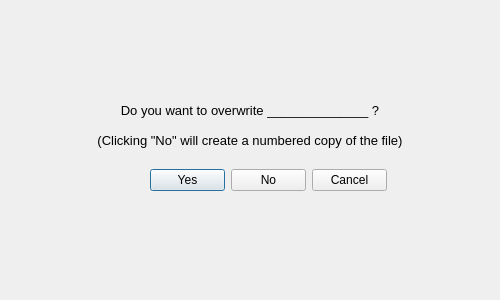
Above: fileConfirmation.ui from heathercaz/homebrew-controller before the change. Below: the same form after it.
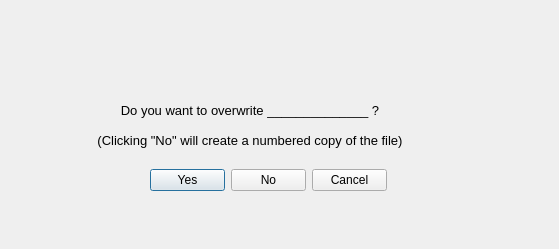
That is the form after the change. Icons and pictures are not drawn.

```diff
--- a/fileConfirmation.ui
+++ b/fileConfirmation.ui
@@ -6,8 +6,8 @@
    <rect>
     <x>0</x>
     <y>0</y>
-    <width>500</width>
-    <height>300</height>
+    <width>559</width>
+    <height>249</height>
    </rect>
   </property>
   <property name="windowTitle">
```
